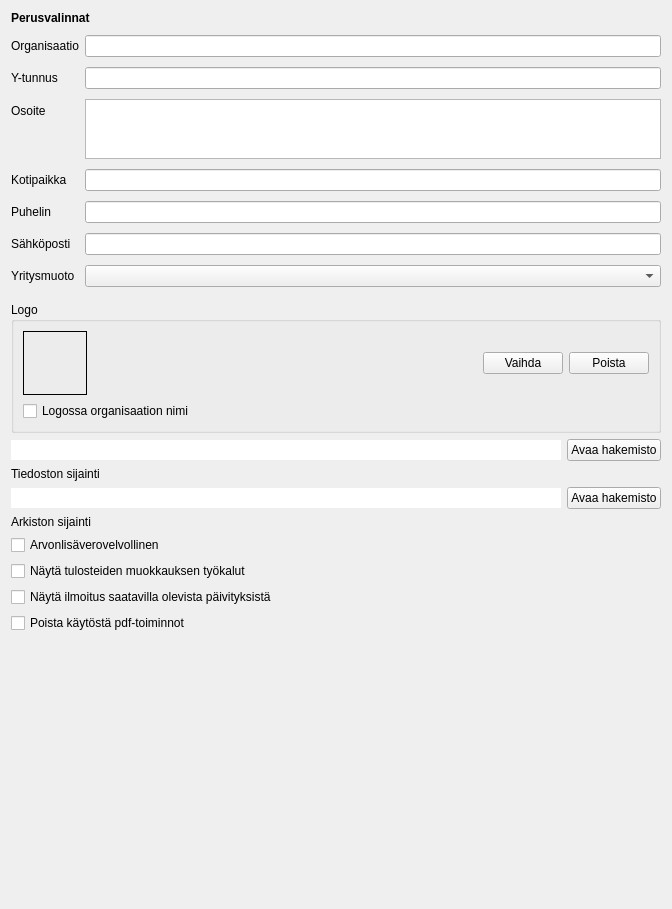
This is kitupiikki/maaritys/perusvalinnat.ui in artoh/kitupiikki as Qt 5 draws it before an edit. The edited form follows.
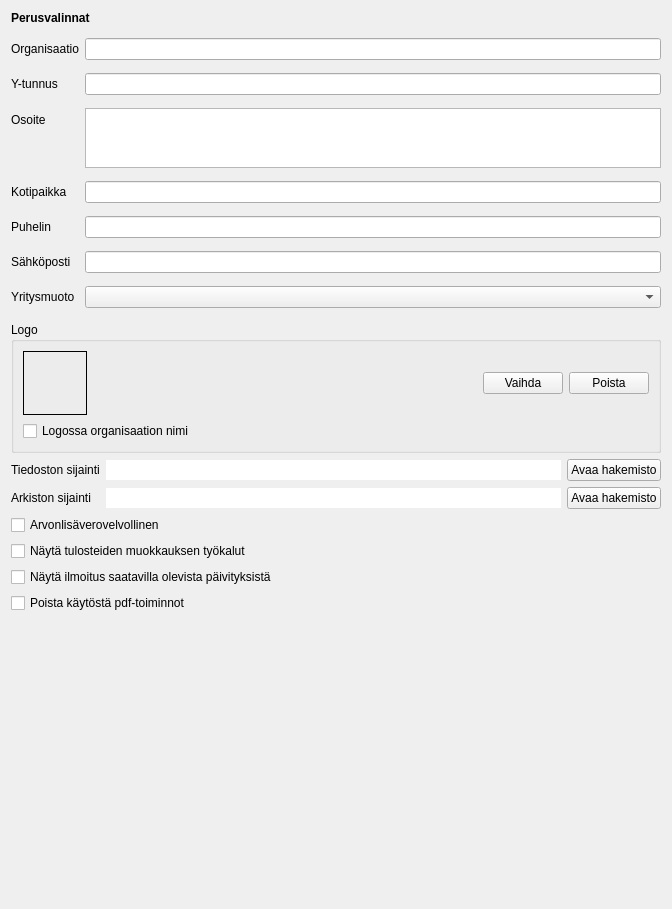
This is the edited form. Icons and pictures are not drawn.

Patch:
```diff
--- a/kitupiikki/maaritys/perusvalinnat.ui
+++ b/kitupiikki/maaritys/perusvalinnat.ui
@@ -209,6 +209,15 @@
     </widget>
    </item>
    <item>
+    <layout class="QFormLayout" name="formLayout_2">
+     <item row="0" column="0">
+      <widget class="QLabel" name="label_7">
+       <property name="text">
+        <string>Tiedoston sijainti</string>
+       </property>
+      </widget>
+     </item>
+     <item row="0" column="1">
     <layout class="QHBoxLayout" name="horizontalLayout_2">
      <item>
       <widget class="QLineEdit" name="sijaintiLabel">
@@ -242,14 +251,14 @@
      </item>
     </layout>
    </item>
-   <item>
-    <widget class="QLabel" name="label_7">
+     <item row="1" column="0">
+      <widget class="QLabel" name="label_8">
      <property name="text">
-      <string>Tiedoston sijainti</string>
+        <string>Arkiston sijainti</string>
      </property>
     </widget>
    </item>
-   <item>
+     <item row="1" column="1">
     <layout class="QHBoxLayout" name="horizontalLayout_3">
      <item>
       <widget class="QLineEdit" name="arkistoEdit">
@@ -274,12 +283,7 @@
      </item>
     </layout>
    </item>
-   <item>
-    <widget class="QLabel" name="label_8">
-     <property name="text">
-      <string>Arkiston sijainti</string>
-     </property>
-    </widget>
+    </layout>
    </item>
    <item>
     <widget class="QCheckBox" name="alvCheck">
```
Lines whose indentation alone changed are shown as unchanged.
